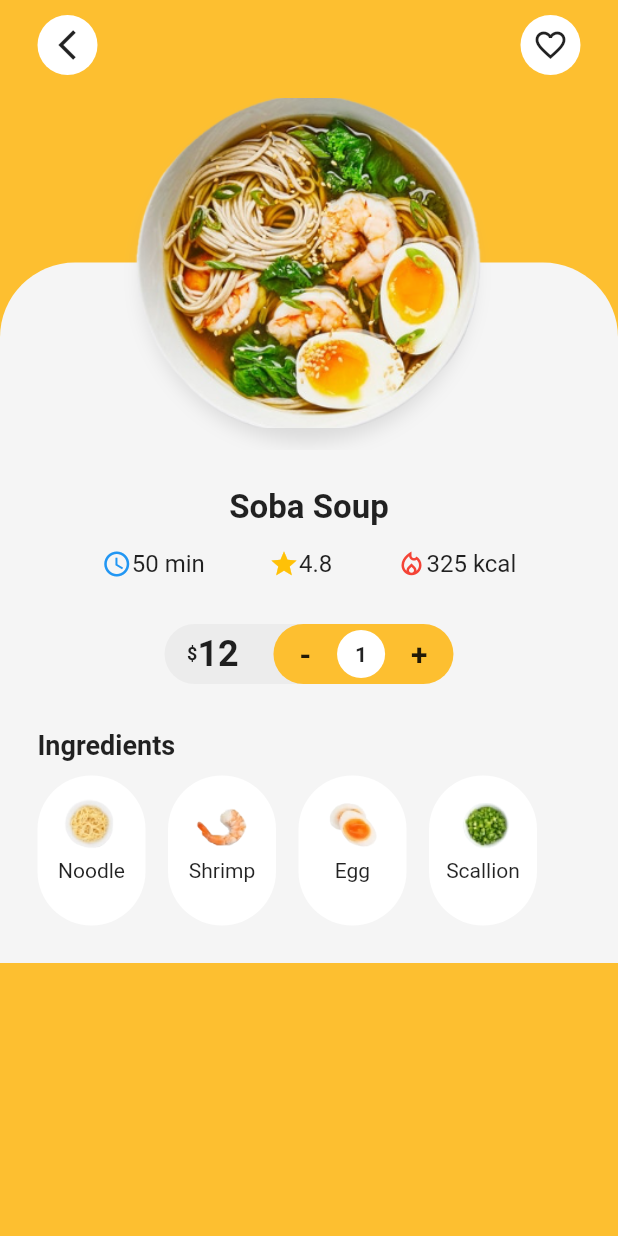
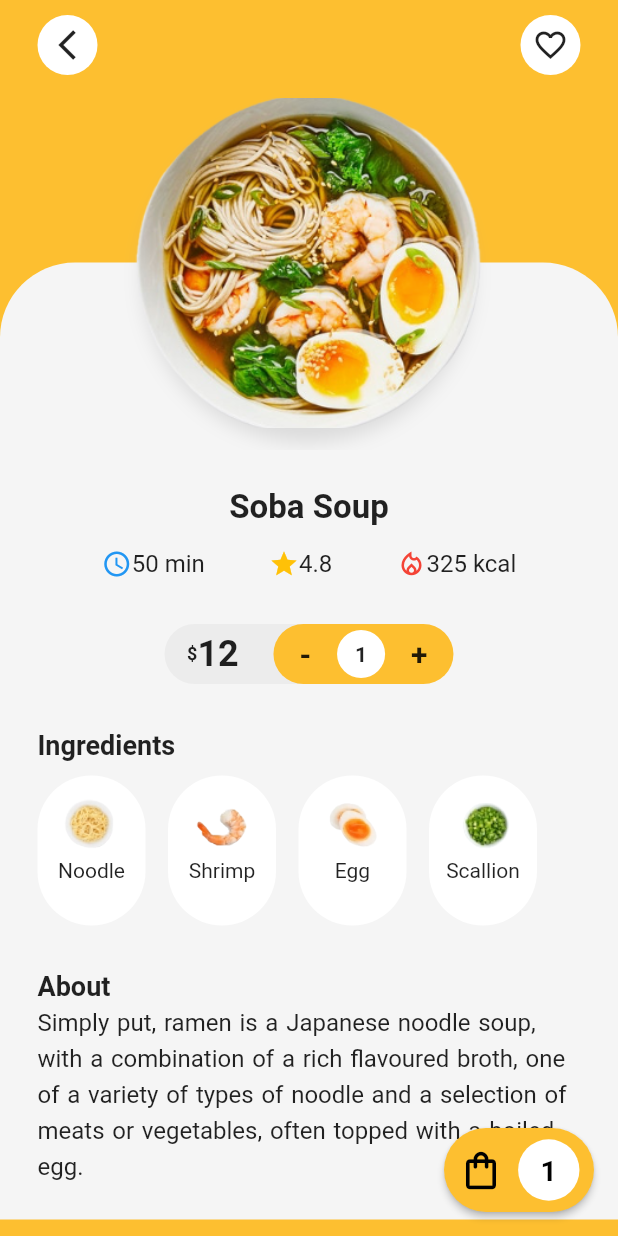
Before and after one commit to Zhenya-Mykhalskyi/Restaurant-App, a Flutter app: the DetailScreen screen opened directly with sample values from the repository, on a phone screen of 412 x 824 dp. Run offline on Flutter 3.47's test engine with Material 2 defaults, Android fonts, the phone set to English and light mode, and no system bars; our stand-ins replace smooth_page_indicator.

Commit message:
add about section into FoodDetail, floatingButton into DetailScreen, change about indo in food model

```diff
--- a/lib/models/food.dart
+++ b/lib/models/food.dart
@@ -41,7 +41,7 @@ class Food {
           {'Egg': 'assets/images/ingre3.png'},
           {'Scallion': 'assets/images/ingre4.png'}
         ],
-        'Simply put, ramne is s Japanese noodle soup',
+        'Simply put, ramen is a Japanese noodle soup, with a combination of a rich flavoured broth, one of a variety of types of noodle and a selection of meats or vegetables, often topped with a boiled egg.',
         hightLight: true,
       ),
       Food(
@@ -59,7 +59,7 @@ class Food {
           {'Egg': 'assets/images/ingre3.png'},
           {'Scallion': 'assets/images/ingre4.png'}
         ],
-        'Simply put, ramne is s Japanese noodle soup',
+        'An iconic dish of Northern Thailand, "sai ua" is one of the most flavourful sausages I can think of. The pork is mixed with an aromatic curry paste, grilled, then served with sticky rice and fresh veggies. Yum!',
       ),
       Food(
         'assets/images/dish3.png',
@@ -76,7 +76,7 @@ class Food {
           {'Egg': 'assets/images/ingre3.png'},
           {'Scallion': 'assets/images/ingre4.png'}
         ],
-        'Simply put, ramne is s Japanese noodle soup',
+        'If you\'ve never had it before, ratatouille is a French Provençal dish that is made of stewed vegetables. The ingredients are very simple and you can customize it with your favorite veggies! This particular recipe uses eggplant, zucchini, and tomatoes as the main vegetables, with garlic and onions for flavoring.',
       ),
     ];
   }
@@ -98,7 +98,7 @@ class Food {
           {'Egg': 'assets/images/ingre3.png'},
           {'Scallion': 'assets/images/ingre4.png'}
         ],
-        'Simply put, ramne is s Japanese noodle soup',
+        'Chicken pieces coated with many fragrant spices like turmeric, cardamom and cloves, then simmered in a tomato sauce. This dish is a family favorite. I have also taken it to potlucks and served it to guests in my home. Everyone asks for the recipe. It is a great slow cooker meal, too.',
         hightLight: true,
       ),
       Food(
@@ -116,7 +116,7 @@ class Food {
           {'Egg': 'assets/images/ingre3.png'},
           {'Scallion': 'assets/images/ingre4.png'}
         ],
-        'Simply put, ramne is s Japanese noodle soup',
+        'Simply put, ramen is a Japanese noodle soup, with a combination of a rich flavoured broth, one of a variety of types of noodle and a selection of meats or vegetables, often topped with a boiled egg.',
         hightLight: true,
       ),
     ];
--- a/lib/screens/detail/detail.dart
+++ b/lib/screens/detail/detail.dart
@@ -29,6 +29,42 @@ class DetailScreen extends StatelessWidget {
           ],
         ),
       ),
+      floatingActionButton: Container(
+        width: 100,
+        height: 56,
+        child: RawMaterialButton(
+          fillColor: kPrimaryColor,
+          shape: RoundedRectangleBorder(
+            borderRadius: BorderRadius.circular(50),
+          ),
+          elevation: 2,
+          child: Row(
+            mainAxisAlignment: MainAxisAlignment.spaceEvenly,
+            children: [
+              Icon(
+                Icons.shopping_bag_outlined,
+                color: Colors.black,
+                size: 30,
+              ),
+              Container(
+                padding: EdgeInsets.all(15),
+                decoration: BoxDecoration(
+                  shape: BoxShape.circle,
+                  color: Colors.white,
+                ),
+                child: Text(
+                  food.quantity.toString(),
+                  style: TextStyle(
+                      color: Colors.black,
+                      fontSize: 19,
+                      fontWeight: FontWeight.bold),
+                ),
+              ),
+            ],
+          ),
+          onPressed: () {},
+        ),
+      ),
     );
   }
 }
--- a/lib/screens/detail/widget/food_detail.dart
+++ b/lib/screens/detail/widget/food_detail.dart
@@ -81,6 +81,23 @@ class FoodDetail extends StatelessWidget {
               itemCount: food.ingredients.length,
             ),
           ),
+          SizedBox(height: 30),
+          Row(
+            children: [
+              Text(
+                'About',
+                style: TextStyle(fontWeight: FontWeight.bold, fontSize: 18),
+              ),
+            ],
+          ),
+          Text(
+            food.about,
+            style: TextStyle(
+              wordSpacing: 1.2,
+              height: 1.5,
+              fontSize: 16,
+            ),
+          ),
         ],
       ),
     );
```
